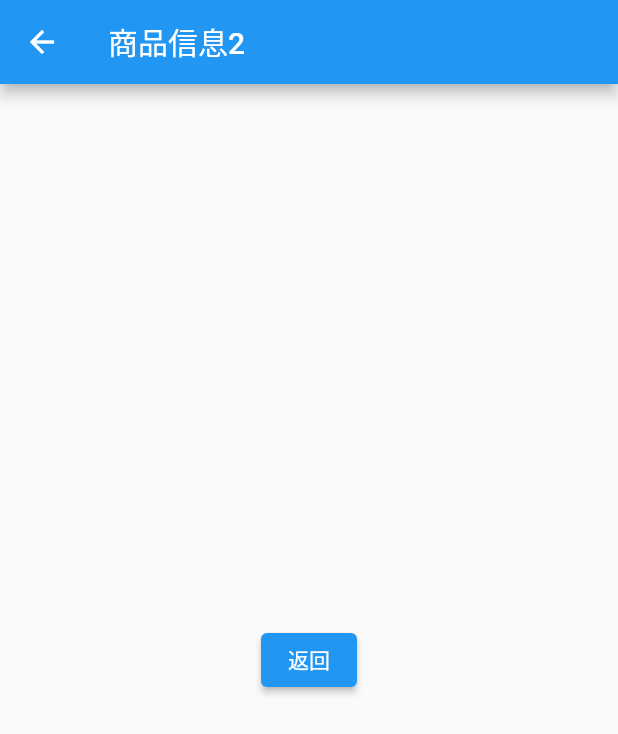
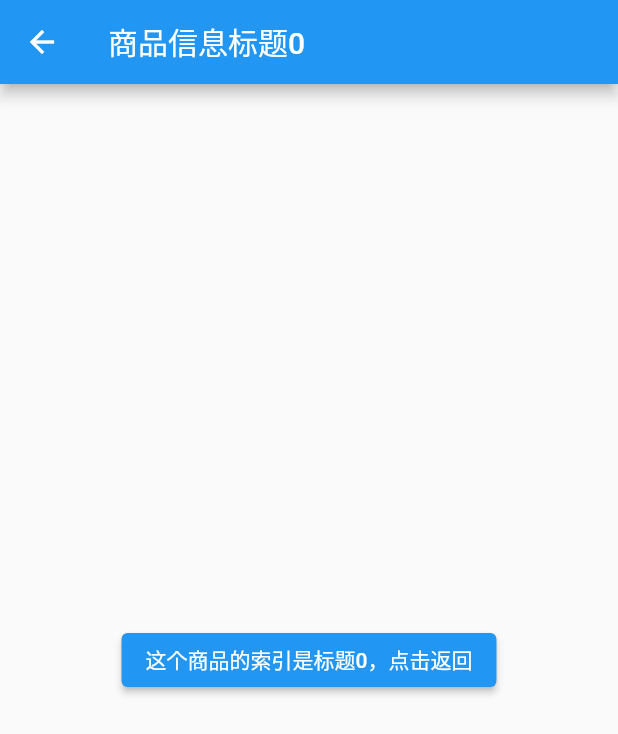
Before and after one commit to 60662666/flutter_demo, a Flutter app: the screen it shows after launch, after a tap on an icon or button, on a phone screen of 412 x 824 dp. Shown: the top 734 px of the screen. Run offline on Flutter 3.47's test engine with Material 2 defaults, Android fonts, the phone set to English and light mode, and no system bars.

Commit message:
自定义方法的传值

```diff
--- a/lib/main.dart
+++ b/lib/main.dart
@@ -25,7 +25,7 @@ class ProductList extends StatelessWidget {
               title: ElevatedButton(
                 child: Text('标题${products![index].description}'),
                 onPressed: () {
-                  _navagateToDetail(context);
+                  _navagateToDetail(context, index);
                 },
               ),
               subtitle: Text('副标题${products![index].subtitle}'),
@@ -42,25 +42,30 @@ class ProductList extends StatelessWidget {
     );
   }
 
-  _navagateToDetail(BuildContext context) async {
-    final res = await Navigator.push(context,
-        MaterialPageRoute(builder: (context) => AnotherProductDetail()));
+  _navagateToDetail(BuildContext context, index) async {
+    final res = await Navigator.push(
+      context,
+      MaterialPageRoute(
+        builder: (context) => AnotherProductDetail(product: products![index],)
+      )
+    );
     ScaffoldMessenger.of(context).showSnackBar(SnackBar(content: Text('$res')));
   }
 }
 
 class AnotherProductDetail extends StatelessWidget {
-  const AnotherProductDetail({Key? key}) : super(key: key);
+  final Product? product;
+  const AnotherProductDetail({Key? key, this.product}) : super(key: key);
 
   @override
   Widget build(BuildContext context) {
     return Scaffold(
-      appBar: AppBar(title: Text('商品信息2')),
+      appBar: AppBar(title: Text('商品信息${product?.title}')),
       body: Center(
         child: ElevatedButton(
-          child: Text('返回'),
+          child: Text('这个商品的索引是${product?.title}，点击返回'),
           onPressed: () {
-            Navigator.pop(context, '我回来了');//
+            Navigator.pop(context, '我是${product?.description}，我回来了'); //
           },
         ),
       ),
```
